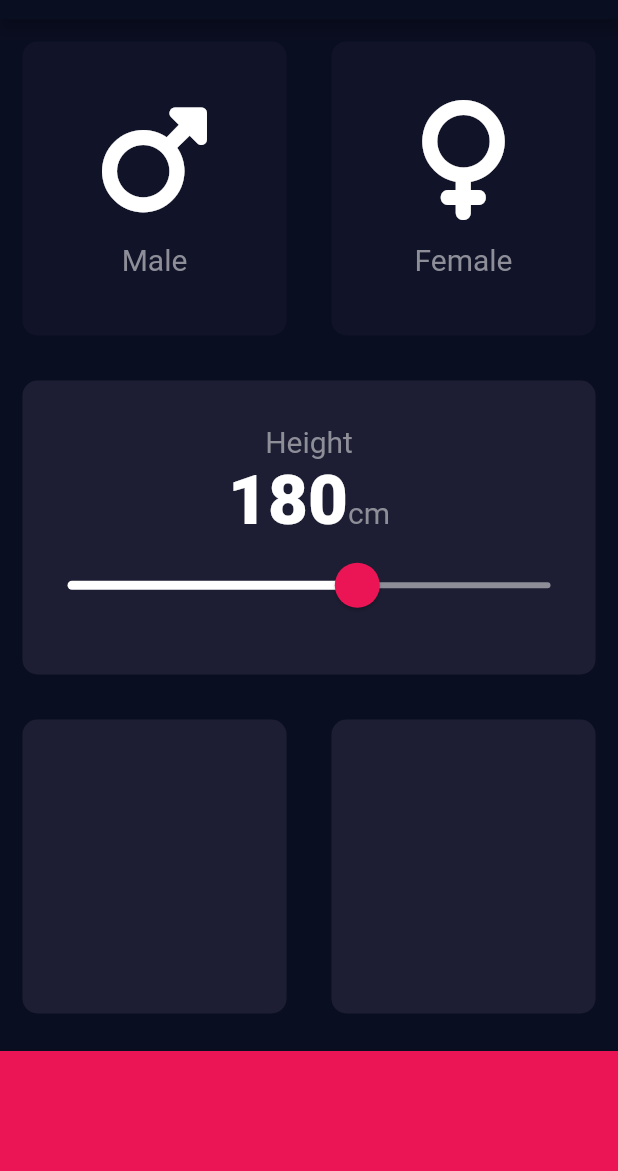
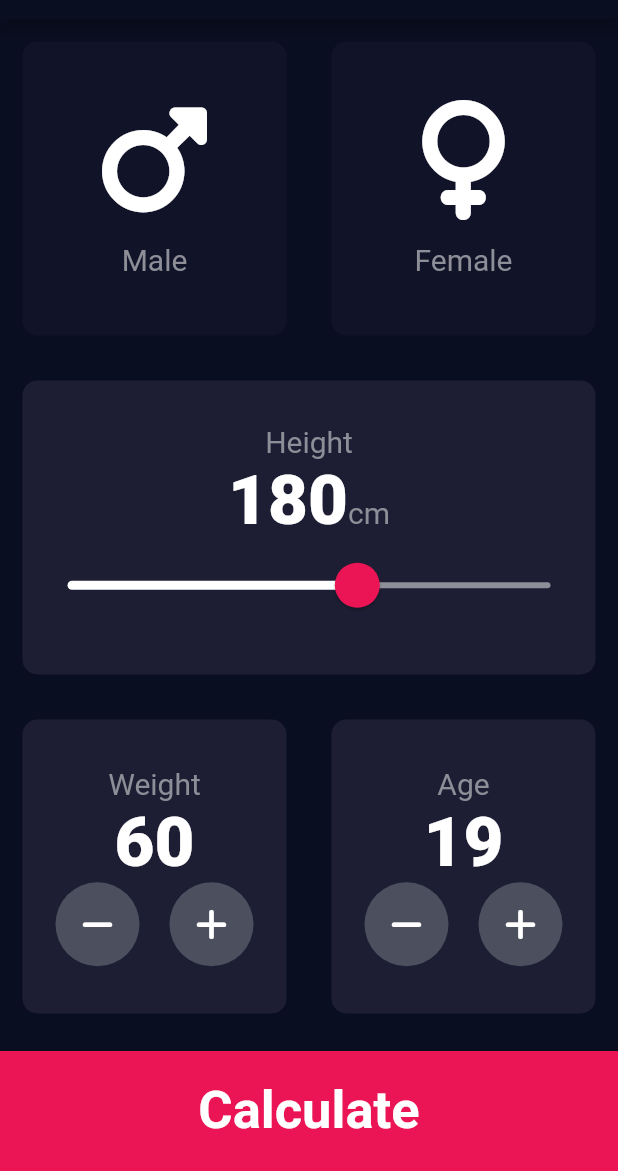
Before and after one commit to NarutoUzumaki08/bmi_calculator, a Flutter app: the screen it shows after launch, on a phone screen of 412 x 824 dp, the part 65-1236 px from its top. Run offline on Flutter 3.47's test engine with Material 2 defaults, Android fonts, the phone set to English and light mode, and no system bars; our stand-ins replace font_awesome_flutter.

Commit message:
Added Weight and Age Parameters

```diff
--- a/lib/input_page.dart
+++ b/lib/input_page.dart
@@ -3,6 +3,7 @@ import 'package:font_awesome_flutter/font_awesome_flutter.dart';
 import 'icon_content.dart';
 import 'reusable_card.dart';
 import 'constants.dart';
+import 'results_page.dart';
 
 enum Gender {
   male,
@@ -20,6 +21,8 @@ class InputPage extends StatefulWidget {
 class _InputPageState extends State<InputPage> {
   Gender? selectedGender;
   int height = 180;
+  int weight = 60;
+  int age = 19;
 
   @override
   Widget build(BuildContext context) {
@@ -125,28 +128,134 @@ class _InputPageState extends State<InputPage> {
           ),
           Expanded(
             child: Row(
-              children: const <Widget>[
+              children: <Widget>[
                 Expanded(
                   child: ReusableCard(
                     colour: kActiveCardColor,
+                    cardChild: Column(
+                      mainAxisAlignment: MainAxisAlignment.center,
+                      children: <Widget>[
+                        const Text('Weight', style: kLabelTextStyle),
+                        Text(
+                          weight.toString(),
+                          style: kNumberTextStyle,
+                        ),
+                        Row(
+                          mainAxisAlignment: MainAxisAlignment.center,
+                          children: <Widget>[
+                            RoundIconButton(
+                              icon: FontAwesomeIcons.minus,
+                              onPressed: () {
+                                setState(() {
+                                  weight--;
+                                });
+                              },
+                            ),
+                            const SizedBox(
+                              width: 20.0,
+                            ),
+                            RoundIconButton(
+                              icon: FontAwesomeIcons.plus,
+                              onPressed: () {
+                                setState(() {
+                                  weight++;
+                                });
+                              },
+                            ),
+                          ],
+                        ),
+                      ],
+                    ),
                   ),
                 ),
                 Expanded(
                   child: ReusableCard(
                     colour: kActiveCardColor,
+                    cardChild: Column(
+                      mainAxisAlignment: MainAxisAlignment.center,
+                      children: <Widget>[
+                        const Text('Age', style: kLabelTextStyle),
+                        Text(
+                          age.toString(),
+                          style: kNumberTextStyle,
+                        ),
+                        Row(
+                          mainAxisAlignment: MainAxisAlignment.center,
+                          children: <Widget>[
+                            RoundIconButton(
+                              icon: FontAwesomeIcons.minus,
+                              onPressed: () {
+                                setState(() {
+                                  age--;
+                                });
+                              },
+                            ),
+                            const SizedBox(
+                              width: 20.0,
+                            ),
+                            RoundIconButton(
+                              icon: FontAwesomeIcons.plus,
+                              onPressed: () {
+                                setState(() {
+                                  age++;
+                                });
+                              },
+                            ),
+                          ],
+                        ),
+                      ],
+                    ),
                   ),
                 ),
               ],
             ),
           ),
-          Container(
-            color: const Color(0xFFEB1555),
-            margin: const EdgeInsets.only(top: 10.0),
-            width: double.infinity,
-            height: 80.0,
+          GestureDetector(
+            onTap: () {
+              Navigator.push(context,
+                  MaterialPageRoute(builder: (context) => const ResultsPage()));
+            },
+            child: Container(
+              color: const Color(0xFFEB1555),
+              margin: const EdgeInsets.only(top: 10.0),
+              width: double.infinity,
+              height: 80.0,
+              child: const Center(
+                child: Text(
+                  'Calculate',
+                  style: TextStyle(
+                    fontSize: 35.0,
+                    fontWeight: FontWeight.bold,
+                  ),
+                ),
+              ),
+            ),
           ),
         ],
       ),
     );
   }
 }
+
+class RoundIconButton extends StatelessWidget {
+  const RoundIconButton(
+      {super.key, required this.icon, required this.onPressed});
+
+  final IconData icon;
+  final Function() onPressed;
+
+  @override
+  Widget build(BuildContext context) {
+    return RawMaterialButton(
+      elevation: 0.0,
+      shape: const CircleBorder(),
+      fillColor: const Color(0xFF4C4F5E),
+      onPressed: onPressed,
+      constraints: const BoxConstraints.tightFor(
+        width: 56.0,
+        height: 56.0,
+      ),
+      child: Icon(icon),
+    );
+  }
+}
--- /dev/null
+++ b/lib/results_page.dart
@@ -0,0 +1,16 @@
+import 'package:flutter/material.dart';
+
+class ResultsPage extends StatelessWidget {
+  const ResultsPage({Key? key}) : super(key: key);
+
+  @override
+  Widget build(BuildContext context) {
+    return Scaffold(
+      appBar: AppBar(
+        centerTitle: true,
+        title: const Text('BMI CALCULATOR'),
+      ),
+      body: const Text('Results Page'),
+    );
+  }
+}
```
